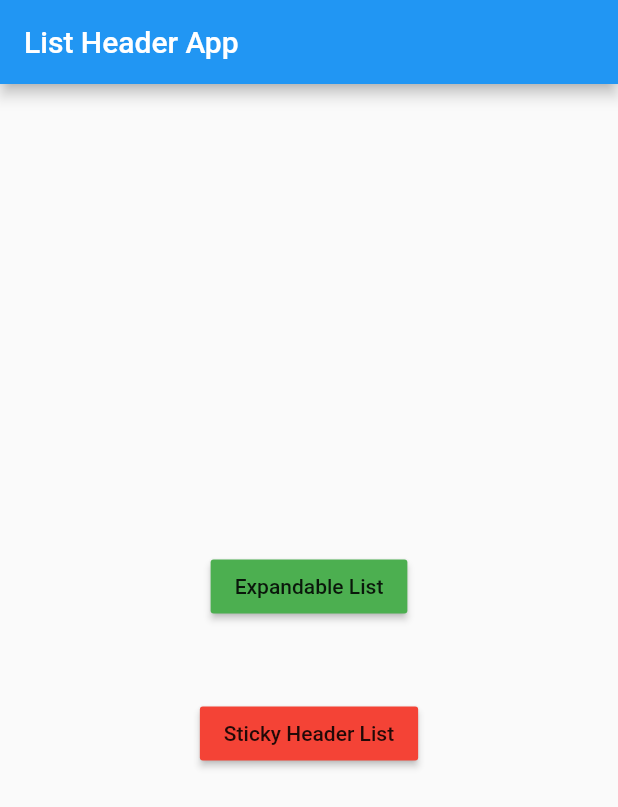
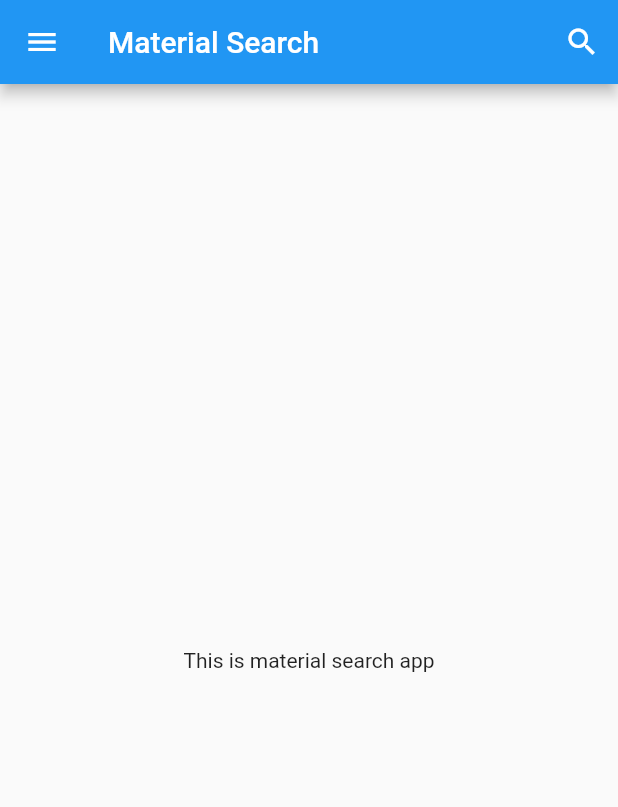
Before and after one commit to bhavikvashi1804/flutter_widgets, a Flutter app: the screen it shows after launch, on a phone screen of 412 x 824 dp. Shown: the top 807 px of the screen. Run offline on Flutter 3.47's test engine with Material 2 defaults, Android fonts, the phone set to English and light mode, and no system bars; our stand-ins replace sticky_headers.

Commit message:
Material Search

```diff
--- a/lib/main.dart
+++ b/lib/main.dart
@@ -1,7 +1,7 @@
 import 'package:flutter/material.dart';
 
-import './screens/expanded_sticky.dart';
-import 'screens/expanded_sticky.dart';
+import './screens/material_search_app.dart';
+
 
 void main() {
   runApp(MyApp());
@@ -13,10 +13,11 @@ class MyApp extends StatelessWidget {
   Widget build(BuildContext context) {
     return MaterialApp(
       title: 'Flutter Widgets',
+      debugShowCheckedModeBanner: false,
       theme: ThemeData(
         primarySwatch: Colors.blue,
       ),
-      home: HomePage(),
+      home: SearchApp(),
     );
   }
 }
--- /dev/null
+++ b/lib/screens/material_search_app.dart
@@ -0,0 +1,129 @@
+import 'package:flutter/material.dart';
+
+class SearchApp extends StatelessWidget {
+  @override
+  Widget build(BuildContext context) {
+    return Scaffold(
+      appBar: AppBar(
+        title: Text('Material Search'),
+        actions: <Widget>[
+          IconButton(
+            icon: Icon(Icons.search),
+            onPressed: (){
+              showSearch(context: context, delegate: DataSearch());
+
+            },
+          )
+        ],
+      ),
+      body: Center(child: Text('This is material search app'),),
+      drawer: Drawer(),
+
+    );
+  }
+}
+
+
+class DataSearch extends SearchDelegate<String>{
+
+  final gujDis=[
+    'Bharuch',
+    'Surat',
+    'Ahmedabad',
+    'Ananad',
+    'Vadodara',
+    'Rajkot',
+    'Bhavnagar',
+    'Navsari',
+    'Vapi',
+  ];
+
+
+  final recentGujDis=[
+    'Bharuch',
+    'Surat',
+    'Ahmedabad',
+  ];
+
+  @override
+  List<Widget> buildActions(BuildContext context) {
+    //actions for the app bar
+
+    return [
+      IconButton(
+        icon: Icon(Icons.clear),
+        onPressed: (){
+          query="";
+        }
+      ),
+
+    ];
+
+
+  }
+
+  @override
+  Widget buildLeading(BuildContext context) {
+    //leading icon on the left of the app bar
+    return IconButton(
+      onPressed: (){
+        close(context, null);
+
+      },
+      icon: AnimatedIcon(
+        icon: AnimatedIcons.menu_arrow,
+        progress: transitionAnimation
+      ),
+    );
+  }
+
+  @override
+  Widget buildResults(BuildContext context) {
+    //show some result based on selection
+    return Container(
+      height: 100,
+      child: Card(
+        color: Colors.red,
+        child: Center(
+          child:Text(query)
+        ),
+      ),
+    );
+  }
+
+  @override
+  Widget buildSuggestions(BuildContext context) {
+    //show when someone is searching for something
+    final suggestions=query.isEmpty?recentGujDis:gujDis.where((element) => element.startsWith(query)).toList();
+
+
+    return ListView.builder(
+      itemBuilder: (contex,index)=>ListTile(
+        onTap: (){
+          showResults(context);
+        },
+        leading: Icon(Icons.location_city),
+        title: RichText(
+          text: TextSpan(
+            text:suggestions[index].substring(0,query.length),
+            style: TextStyle(
+              color: Colors.black,
+              fontWeight: FontWeight.bold
+            ),
+            children: [
+              TextSpan(
+                text: suggestions[index].substring(query.length),
+                style: TextStyle(
+                  color: Colors.grey
+                )
+              )
+            ]
+          )
+
+        ),
+      ),
+      itemCount: suggestions.length,
+    );
+  }
+
+}
```
